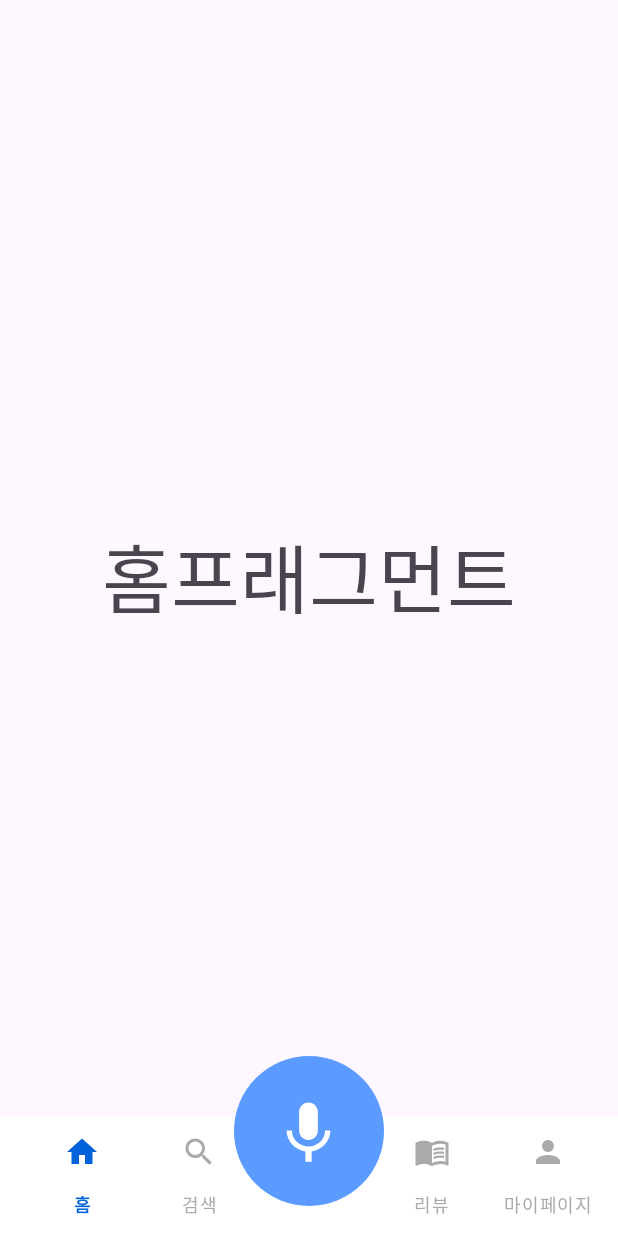
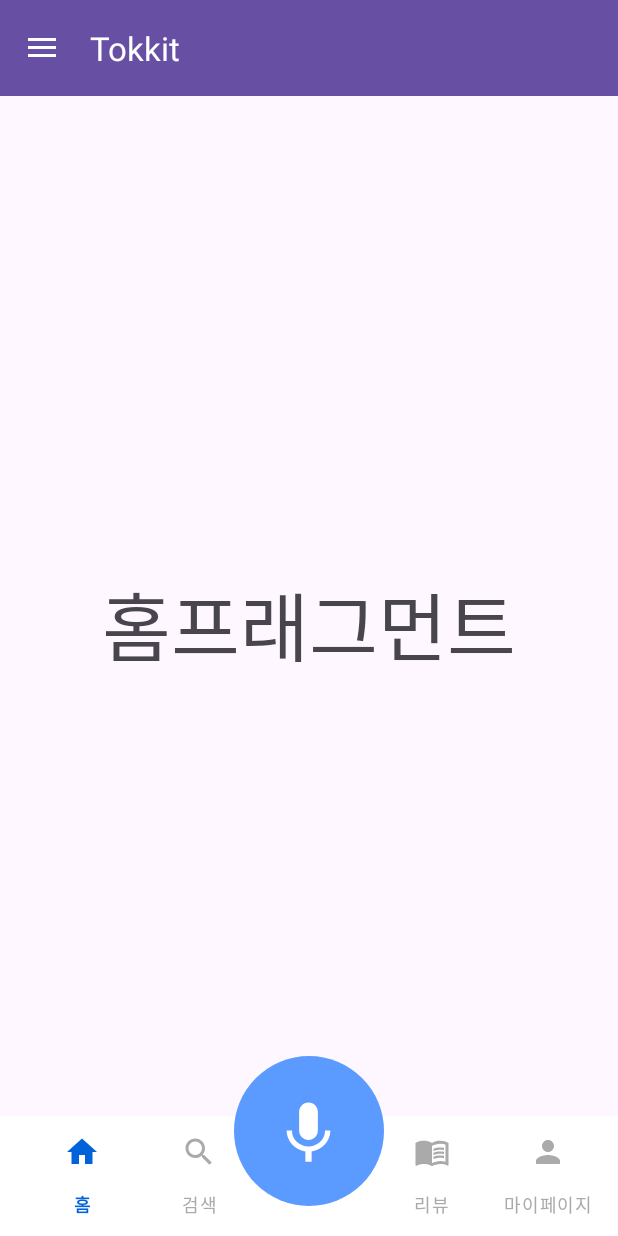
Before and after one commit to O-GAMJA/Tokkit_Frontend, an Android app: the screen it shows after launch (MainActivity), on a phone screen of 412 x 824 dp. Run offline under Robolectric (Android 15) with nearby library versions, the phone set to English and light mode, and no system bars.

Commit message:
:sparkles: : #3 네비게이션 드로어 추가

```diff
--- a/app/build.gradle.kts
+++ b/app/build.gradle.kts
@@ -41,6 +41,8 @@ dependencies {
     implementation(libs.material)
     implementation(libs.androidx.activity)
     implementation(libs.androidx.constraintlayout)
+    implementation(libs.androidx.navigation.fragment.ktx)
+    implementation(libs.androidx.navigation.ui.ktx)
     testImplementation(libs.junit)
     androidTestImplementation(libs.androidx.junit)
     androidTestImplementation(libs.androidx.espresso.core)
--- a/app/src/main/java/com/example/tokkit/MainActivity.kt
+++ b/app/src/main/java/com/example/tokkit/MainActivity.kt
@@ -1,25 +1,62 @@
 package com.example.tokkit
 
 import android.os.Bundle
+import android.view.MenuItem
+import androidx.appcompat.app.ActionBarDrawerToggle
 import androidx.appcompat.app.AppCompatActivity
+import androidx.core.view.GravityCompat
+import androidx.drawerlayout.widget.DrawerLayout
 import androidx.fragment.app.Fragment
 import com.google.android.material.bottomnavigation.BottomNavigationView
 import com.google.android.material.floatingactionbutton.FloatingActionButton
+import com.google.android.material.navigation.NavigationView
+import androidx.appcompat.widget.Toolbar
 
-class MainActivity : AppCompatActivity() {
+class MainActivity : AppCompatActivity(), NavigationView.OnNavigationItemSelectedListener {
+
+    private lateinit var drawerLayout: DrawerLayout
 
     override fun onCreate(savedInstanceState: Bundle?) {
         super.onCreate(savedInstanceState)
         setContentView(R.layout.activity_main)
 
+        // 툴바 설정
+        val toolbar = findViewById<Toolbar>(R.id.toolbar)
+        setSupportActionBar(toolbar)
+
+        // DrawerLayout 설정
+        drawerLayout = findViewById(R.id.drawerLayout)
+        val toggle = ActionBarDrawerToggle(
+            this, drawerLayout, toolbar,
+            R.string.navigation_drawer_open,
+            R.string.navigation_drawer_close
+        )
+        drawerLayout.addDrawerListener(toggle)
+        toggle.syncState()
+
+        // NavigationView 설정
+        val navigationView = findViewById<NavigationView>(R.id.navigationView)
+        navigationView.setNavigationItemSelectedListener(this)
+
         // 초기 프래그먼트 설정
-        replaceFragment(HomeFragment())
+        if (savedInstanceState == null) {
+            replaceFragment(HomeFragment())
+            navigationView.setCheckedItem(R.id.nav_home)
+        }
 
         // 바텀 네비게이션 설정
         setupBottomNavigation()
 
         // FAB 이벤트 설정
         setupSearchFab()
+    }
+
+    override fun onBackPressed() {
+        if (drawerLayout.isDrawerOpen(GravityCompat.START)) {
+            drawerLayout.closeDrawer(GravityCompat.START)
+        } else {
+            super.onBackPressed()
+        }
     }
 
     private fun setupBottomNavigation() {
@@ -33,10 +70,22 @@ class MainActivity : AppCompatActivity() {
 
         bottomNavigationView.setOnItemSelectedListener { item ->
             when (item.itemId) {
-                R.id.fragment_home -> replaceFragment(HomeFragment())
-                R.id.fragment_search -> replaceFragment(SearchFragment())
-                R.id.fragment_review-> replaceFragment(ReviewFragment())
-                R.id.fragment_settings -> replaceFragment(MypageFragment())
+                R.id.fragment_home -> {
+                    replaceFragment(HomeFragment())
+                    findViewById<NavigationView>(R.id.navigationView).setCheckedItem(R.id.nav_home)
+                }
+                R.id.fragment_search -> {
+                    replaceFragment(SearchFragment())
+                    findViewById<NavigationView>(R.id.navigationView).setCheckedItem(R.id.nav_search)
+                }
+                R.id.fragment_review -> {
+                    replaceFragment(ReviewFragment())
+                    findViewById<NavigationView>(R.id.navigationView).setCheckedItem(R.id.nav_review)
+                }
+                R.id.fragment_settings -> {
+                    replaceFragment(MypageFragment())
+                    findViewById<NavigationView>(R.id.navigationView).setCheckedItem(R.id.nav_mypage)
+                }
             }
             true
         }
@@ -55,4 +104,34 @@ class MainActivity : AppCompatActivity() {
             .replace(R.id.fragment_container, fragment)
             .commit()
     }
+
+    // NavigationView 아이템 클릭 이벤트 처리
+    override fun onNavigationItemSelected(item: MenuItem): Boolean {
+        when (item.itemId) {
+            R.id.nav_home -> {
+                replaceFragment(HomeFragment())
+                findViewById<BottomNavigationView>(R.id.bottomNavigationView).selectedItemId = R.id.fragment_home
+            }
+            R.id.nav_search -> {
+                replaceFragment(SearchFragment())
+                findViewById<BottomNavigationView>(R.id.bottomNavigationView).selectedItemId = R.id.fragment_search
+            }
+            R.id.nav_review -> {
+                replaceFragment(ReviewFragment())
+                findViewById<BottomNavigationView>(R.id.bottomNavigationView).selectedItemId = R.id.fragment_review
+            }
+            R.id.nav_mypage -> {
+                replaceFragment(MypageFragment())
+                findViewById<BottomNavigationView>(R.id.bottomNavigationView).selectedItemId = R.id.fragment_settings
+            }
+            R.id.nav_settings -> {
+                // 설정 화면으로 이동하는 코드 (필요시 추가)
+            }
+            R.id.nav_logout -> {
+                // 로그아웃 기능 구현 (필요시 추가)
+            }
+        }
+        drawerLayout.closeDrawer(GravityCompat.START)
+        return true
+    }
 }
--- a/app/src/main/res/layout/activity_main.xml
+++ b/app/src/main/res/layout/activity_main.xml
@@ -1,17 +1,41 @@
 <?xml version="1.0" encoding="utf-8"?>
-<androidx.coordinatorlayout.widget.CoordinatorLayout
+<androidx.drawerlayout.widget.DrawerLayout
     xmlns:android="http://schemas.android.com/apk/res/android"
     xmlns:app="http://schemas.android.com/apk/res-auto"
     xmlns:tools="http://schemas.android.com/tools"
+    android:id="@+id/drawerLayout"
+    android:layout_width="match_parent"
+    android:layout_height="match_parent"
+    android:fitsSystemWindows="true"
+    tools:openDrawer="start">
+
+    <!-- 기존 레이아웃 -->
+    <androidx.coordinatorlayout.widget.CoordinatorLayout
         android:layout_width="match_parent"
         android:layout_height="match_parent">
 
-    <!-- 프래그먼트가 변경될 영역 -->
+        <!-- 툴바 추가 -->
+        <com.google.android.material.appbar.AppBarLayout
+            android:layout_width="match_parent"
+            android:layout_height="wrap_content">
+
+            <androidx.appcompat.widget.Toolbar
+                android:id="@+id/toolbar"
+                android:layout_width="match_parent"
+                android:layout_height="?attr/actionBarSize"
+                android:background="?attr/colorPrimary"
+                android:theme="@style/ThemeOverlay.AppCompat.Dark.ActionBar"
+                app:popupTheme="@style/ThemeOverlay.AppCompat.Light" />
+
+        </com.google.android.material.appbar.AppBarLayout>
+
+        <!-- 프래그먼트가 변경될 영역 - 툴바 아래로 이동 -->
         <FrameLayout
             android:id="@+id/fragment_container"
             android:layout_width="match_parent"
             android:layout_height="match_parent"
-        android:layout_marginBottom="56dp" />
+            android:layout_marginBottom="56dp"
+            app:layout_behavior="@string/appbar_scrolling_view_behavior" />
 
         <!-- 바텀 앱바 -->
         <com.google.android.material.bottomappbar.BottomAppBar
@@ -60,3 +84,15 @@
             android:layout_marginBottom="30dp"/>
 
     </androidx.coordinatorlayout.widget.CoordinatorLayout>
+
+    <!-- 네비게이션 드로어 -->
+    <com.google.android.material.navigation.NavigationView
+        android:id="@+id/navigationView"
+        android:layout_width="wrap_content"
+        android:layout_height="match_parent"
+        android:layout_gravity="start"
+        android:fitsSystemWindows="true"
+        app:headerLayout="@layout/nav_header"
+        app:menu="@menu/menu_drawer" />
+
+</androidx.drawerlayout.widget.DrawerLayout>
--- /dev/null
+++ b/app/src/main/res/menu/menu_drawer.xml
@@ -0,0 +1,37 @@
+<?xml version="1.0" encoding="utf-8"?>
+<menu xmlns:android="http://schemas.android.com/apk/res/android"
+    xmlns:tools="http://schemas.android.com/tools"
+    tools:showIn="navigation_view">
+
+    <group android:checkableBehavior="single">
+        <item
+            android:id="@+id/nav_home"
+            android:icon="@drawable/ic_home"
+            android:title="홈" />
+        <item
+            android:id="@+id/nav_search"
+            android:icon="@drawable/ic_search"
+            android:title="검색" />
+        <item
+            android:id="@+id/nav_review"
+            android:icon="@drawable/ic_review"
+            android:title="리뷰" />
+        <item
+            android:id="@+id/nav_mypage"
+            android:icon="@drawable/ic_setting"
+            android:title="마이페이지" />
+    </group>
+
+    <item android:title="기타">
+        <menu>
+            <item
+                android:id="@+id/nav_settings"
+                android:icon="@drawable/ic_setting"
+                android:title="설정" />
+            <item
+                android:id="@+id/nav_logout"
+                android:icon="@drawable/ic_search"
+                android:title="로그아웃" />
+        </menu>
+    </item>
+</menu>
--- a/app/src/main/res/values/strings.xml
+++ b/app/src/main/res/values/strings.xml
@@ -1,3 +1,5 @@
 <resources>
     <string name="app_name">Tokkit</string>
+    <string name="navigation_drawer_open">Open navigation drawer</string>
+    <string name="navigation_drawer_close">Close navigation drawer</string>
 </resources>
--- a/gradle/libs.versions.toml
+++ b/gradle/libs.versions.toml
@@ -9,6 +9,8 @@ appcompat = "1.7.0"
 material = "1.12.0"
 activity = "1.10.1"
 constraintlayout = "2.2.1"
+navigationFragmentKtx = "2.8.9"
+navigationUiKtx = "2.8.9"
 
 [libraries]
 androidx-core-ktx = { group = "androidx.core", name = "core-ktx", version.ref = "coreKtx" }
@@ -19,6 +21,8 @@ androidx-appcompat = { group = "androidx.appcompat", name = "appcompat", version
 material = { group = "com.google.android.material", name = "material", version.ref = "material" }
 androidx-activity = { group = "androidx.activity", name = "activity", version.ref = "activity" }
 androidx-constraintlayout = { group = "androidx.constraintlayout", name = "constraintlayout", version.ref = "constraintlayout" }
+androidx-navigation-fragment-ktx = { group = "androidx.navigation", name = "navigation-fragment-ktx", version.ref = "navigationFragmentKtx" }
+androidx-navigation-ui-ktx = { group = "androidx.navigation", name = "navigation-ui-ktx", version.ref = "navigationUiKtx" }
 
 [plugins]
 android-application = { id = "com.android.application", version.ref = "agp" }
```
Also changed, not shown: app/src/main/res/layout/nav_header.xml (added, +33 -0 lines). Lines whose indentation alone changed are shown as unchanged.
